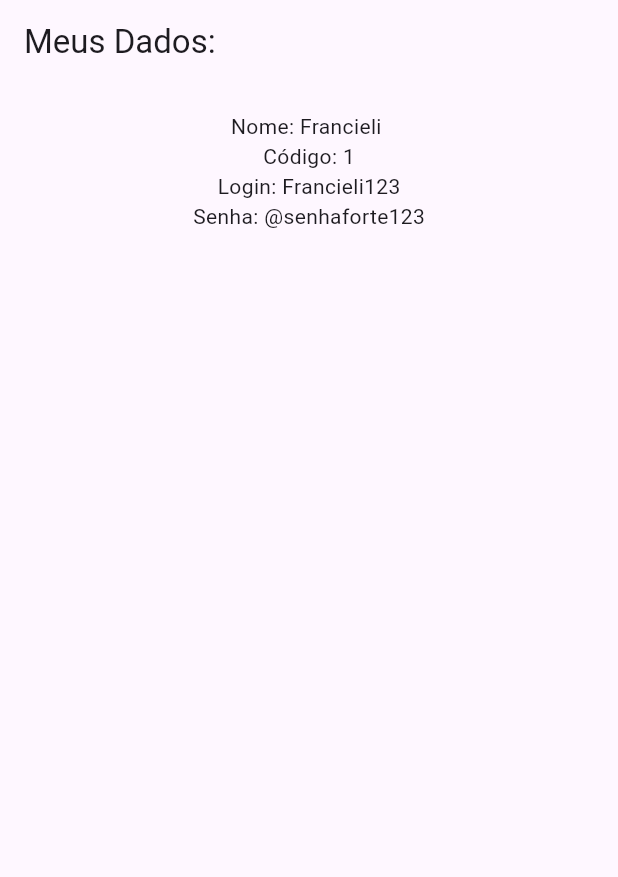
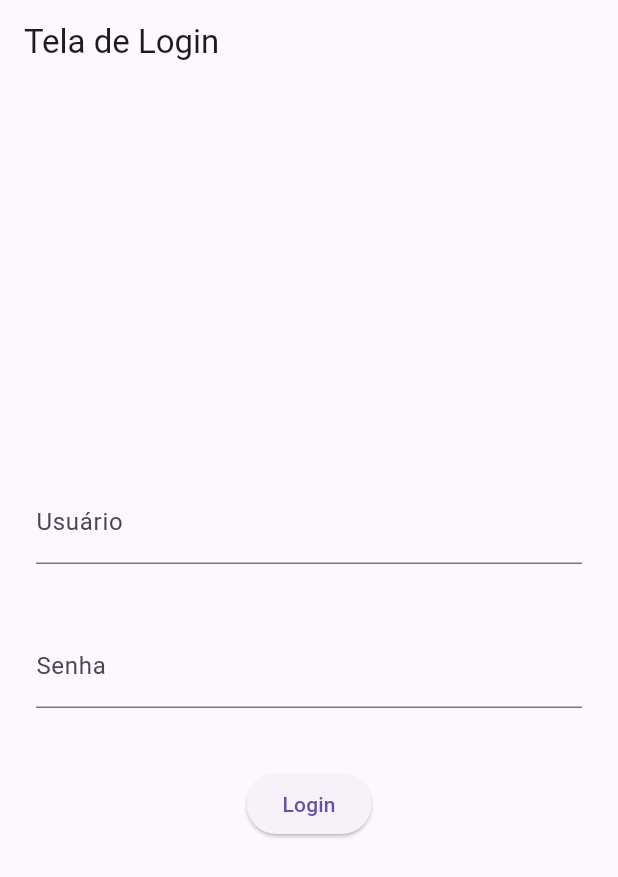
Before and after one commit to FrancieliLuchetta/mimpedir, a Flutter app: the screen it shows after launch, on a phone screen of 412 x 824 dp. Shown: the top 877 px of the screen. Run offline on Flutter 3.47's test engine with Material 3 defaults, Android fonts, the phone set to English and light mode, and no system bars.

Commit message:
criando telas de home e login com funcionamento básico sem banco de dados

```diff
--- a/lib/main.dart
+++ b/lib/main.dart
@@ -1,5 +1,5 @@
 import 'package:flutter/material.dart';
-import 'usuario.dart';
+import 'tela_login.dart';
 
 void main() {
   runApp(const MyApp());
@@ -8,33 +8,12 @@ void main() {
 class MyApp extends StatelessWidget {
   const MyApp({super.key});
 
+  @override
   Widget build(BuildContext context) {
 
-    Usuario u = Usuario(
-      codigo: 1,
-      login: "Francieli123",
-      nome: "Francieli",
-      senha: "@senhaforte123"
-    );
-
     return MaterialApp(
-        home: Scaffold(
-           appBar: AppBar(
-              title: const Text("Meus Dados: ")
-         ),
-         body: Center(
-           child: Padding(padding: const EdgeInsets.all(18.0),
-             child: Column(
-              children: [
-                Text("Nome: ${u.nome} "),
-                Text("Código: ${u.codigo}"),
-                Text("Login: ${u.login}"),
-                Text("Senha: ${u.senha}")
-              ],
-            ),
-          ),
-        ),
-      ),
+      debugShowCheckedModeBanner: false,
+      home: TelaLogin(),
     );
   }
 }
--- /dev/null
+++ b/lib/tela_home.dart
@@ -0,0 +1,15 @@
+import 'package:flutter/material.dart';
+
+class TelaHome extends StatelessWidget{
+   TelaHome({super.key});
+
+   @override
+   Widget build(BuildContext context) {
+     return Scaffold(
+        appBar: AppBar(title: const Text('Tela Home')),
+        body: Center(
+          child: Text('Seja bem vindo ao Mim Pedir!!!'),
+      ),
+    );
+  }
+}
--- /dev/null
+++ b/lib/tela_login.dart
@@ -0,0 +1,54 @@
+import 'package:flutter/material.dart';
+import 'tela_home.dart';
+import 'usuario.dart';
+
+class TelaLogin extends StatelessWidget{
+  TelaLogin({super.key});
+
+  final TextEditingController usuarioController = TextEditingController();
+  final TextEditingController senhaController = TextEditingController();
+
+  Usuario u = Usuario(
+    codigo: 1,
+    senha: "@senhaforte123",
+    login: 'admin',
+    nome: 'Administrador'
+  );
+
+  @override
+  Widget build(BuildContext context) {
+    return Scaffold(
+      appBar: AppBar(title: const Text("Tela de Login")),
+      body: Padding(padding: const EdgeInsets.all(24.0),
+        child: Column(
+          mainAxisAlignment: MainAxisAlignment.center,
+          children: [
+            TextField(
+               decoration: const InputDecoration(labelText: 'Usuário'),
+               controller: usuarioController,
+            ),
+            const SizedBox(height: 40),
+            TextField(
+               decoration: const InputDecoration(labelText: 'Senha'),
+               obscureText: true,
+               controller: senhaController,
+            ),
+            const SizedBox(height: 40),
+            ElevatedButton(onPressed: (){
+
+              if(u.login == usuarioController.text && u.senha == senhaController.text){
+                Navigator.push(context,
+                    MaterialPageRoute(builder: (context) => TelaHome())
+                );
+              }else {
+                ScaffoldMessenger.of(context).showSnackBar(
+                    SnackBar(content: Text("Login ou senha inválidos!!"))
+                );
+              }
+            }, child: Text("Login"))
+          ],
+      ),
+      )
+    );
+  }
+}
```
